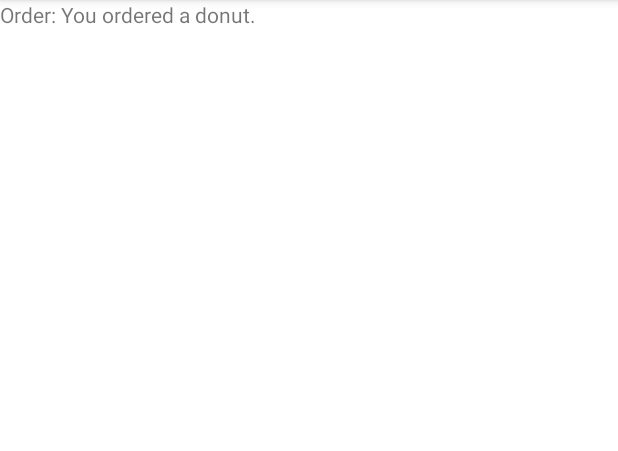
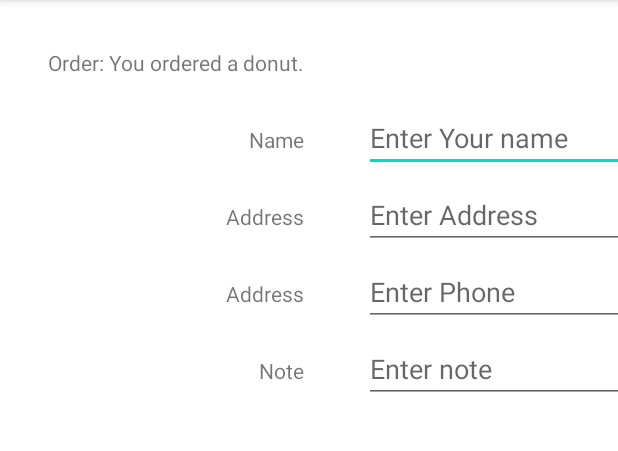
Before and after one commit to shlev/android-cafe, an Android app: the screen it shows after launch (OrderActivity), after a tap on "Donuts are glazed and sprinkled with can", on a phone screen of 412 x 824 dp, the part 84-535 px from its top. Run offline under Robolectric (Android 15) with nearby library versions, the phone set to English and light mode, and no system bars; our stand-ins replace navigation-ui.

Commit message:
add input view to activity order

```diff
--- a/app/src/main/res/layout/activity_order.xml
+++ b/app/src/main/res/layout/activity_order.xml
@@ -7,8 +7,106 @@
     tools:context=".OrderActivity">
 
     <TextView
+        app:layout_constraintStart_toStartOf="parent"
+        app:layout_constraintTop_toTopOf="parent"
+        android:layout_marginTop="32dp"
+        android:layout_marginStart="32dp"
         android:id="@+id/tv_order"
         android:layout_width="wrap_content"
+        android:text="Order"
         android:layout_height="wrap_content"/>
 
+    <TextView
+        app:layout_constraintLeft_toLeftOf="@id/tv_order"
+        app:layout_constraintEnd_toEndOf="@id/tv_order"
+        app:layout_constraintTop_toBottomOf="@id/tv_order"
+        android:layout_marginTop="32dp"
+
+        android:id="@+id/name_label"
+        android:layout_width="wrap_content"
+        android:text="@string/name_label_text"
+        android:layout_height="wrap_content"/>
+
+    <EditText
+        android:id="@+id/name_text"
+        android:layout_width="wrap_content"
+        android:layout_height="wrap_content"
+        app:layout_constraintStart_toEndOf="@id/name_label"
+        app:layout_constraintBaseline_toBaselineOf="@id/name_label"
+        android:layout_marginStart="40dp"
+        android:inputType="textPersonName"
+        android:hint="Enter Your name"
+        android:ems="10"
+        />
+
+    <TextView
+        app:layout_constraintLeft_toLeftOf="@id/tv_order"
+        app:layout_constraintEnd_toEndOf="@id/tv_order"
+        app:layout_constraintTop_toBottomOf="@id/name_label"
+        android:layout_marginTop="32dp"
+
+        android:id="@+id/address_label"
+        android:layout_width="wrap_content"
+        android:text="@string/address"
+        android:layout_height="wrap_content"/>
+
+    <EditText
+        android:id="@+id/address_text"
+        android:layout_width="wrap_content"
+        android:layout_height="wrap_content"
+        app:layout_constraintStart_toEndOf="@id/address_label"
+        app:layout_constraintBaseline_toBaselineOf="@id/address_label"
+        android:layout_marginStart="40dp"
+        android:inputType="textMultiLine"
+        android:hint="Enter Address"
+        android:ems="10"
+        />
+
+    <TextView
+        app:layout_constraintLeft_toLeftOf="@id/tv_order"
+        app:layout_constraintEnd_toEndOf="@id/tv_order"
+        app:layout_constraintTop_toBottomOf="@id/address_label"
+        android:layout_marginTop="32dp"
+
+        android:id="@+id/phone_label"
+        android:layout_width="wrap_content"
+        android:text="@string/address"
+        android:layout_height="wrap_content"/>
+
+    <EditText
+        android:id="@+id/phone_text"
+        android:layout_width="wrap_content"
+        android:layout_height="wrap_content"
+        app:layout_constraintStart_toEndOf="@id/phone_label"
+        app:layout_constraintBaseline_toBaselineOf="@id/phone_label"
+        android:layout_marginStart="40dp"
+        android:inputType="phone"
+        android:hint="Enter Phone"
+        android:ems="10"
+        />
+
+    <TextView
+        app:layout_constraintLeft_toLeftOf="@id/tv_order"
+        app:layout_constraintEnd_toEndOf="@id/tv_order"
+        app:layout_constraintTop_toBottomOf="@id/phone_label"
+        android:layout_marginTop="32dp"
+
+        android:id="@+id/note_label"
+        android:layout_width="wrap_content"
+        android:text="Note"
+        android:layout_height="wrap_content"/>
+
+    <EditText
+        android:id="@+id/note_text"
+        android:layout_width="wrap_content"
+        android:layout_height="wrap_content"
+        app:layout_constraintStart_toEndOf="@id/note_label"
+        app:layout_constraintBaseline_toBaselineOf="@id/note_label"
+        android:layout_marginStart="40dp"
+        android:inputType="textCapSentences"
+        android:hint="Enter note"
+        android:ems="10"
+        />
+
+
 </androidx.constraintlayout.widget.ConstraintLayout>
--- a/app/src/main/res/values/strings.xml
+++ b/app/src/main/res/values/strings.xml
@@ -17,4 +17,6 @@
     <string name="donut_order_message">You ordered a donut.</string>
     <string name="ice_cream_order_message">You ordered an ice cream sandwich.</string>
     <string name="froyo_order_message">You ordered a FroYo.</string>
+    <string name="name_label_text">Name</string>
+    <string name="address">Address</string>
 </resources>
```
